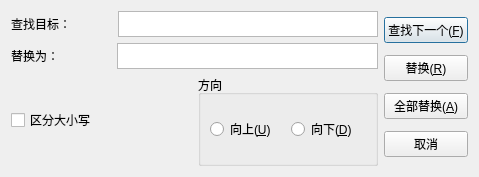
First picture: the form in repalcedialog.ui, repository NormalMaNong/qtLab2, before the edit.
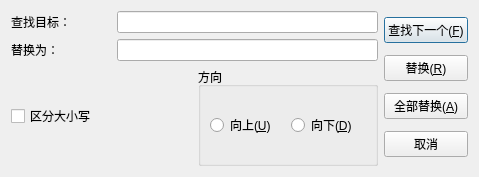
Second picture: the form after the edit.

Commit message: 实现查找窗口操作

```diff
--- a/repalcedialog.ui
+++ b/repalcedialog.ui
@@ -28,12 +28,6 @@
         <layout class="QVBoxLayout" name="verticalLayout_2">
          <item>
           <layout class="QHBoxLayout" name="horizontalLayout_3">
-           <property name="spacing">
-            <number>7</number>
-           </property>
-           <property name="topMargin">
-            <number>0</number>
-           </property>
            <item>
             <widget class="QLabel" name="label">
              <property name="sizePolicy">
@@ -60,20 +54,7 @@
             </widget>
            </item>
            <item>
-            <widget class="QTextEdit" name="searchText">
-             <property name="sizePolicy">
-              <sizepolicy hsizetype="Expanding" vsizetype="MinimumExpanding">
-               <horstretch>0</horstretch>
-               <verstretch>0</verstretch>
-              </sizepolicy>
-             </property>
-             <property name="maximumSize">
-              <size>
-               <width>16777215</width>
-               <height>26</height>
-              </size>
-             </property>
-            </widget>
+            <widget class="QLineEdit" name="searchText"/>
            </item>
           </layout>
          </item>
@@ -105,20 +86,7 @@
             </widget>
            </item>
            <item>
-            <widget class="QTextEdit" name="replaceText">
-             <property name="sizePolicy">
-              <sizepolicy hsizetype="Expanding" vsizetype="Fixed">
-               <horstretch>0</horstretch>
-               <verstretch>0</verstretch>
-              </sizepolicy>
-             </property>
-             <property name="maximumSize">
-              <size>
-               <width>16777215</width>
-               <height>26</height>
-              </size>
-             </property>
-            </widget>
+            <widget class="QLineEdit" name="replaceText"/>
            </item>
           </layout>
          </item>
```
The commit also changes 4 other files.
